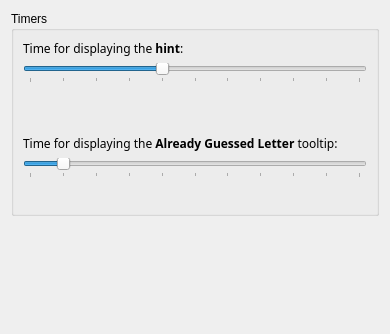
First picture: the form in src/timerui.ui, repository KDE/khangman, before the edit.
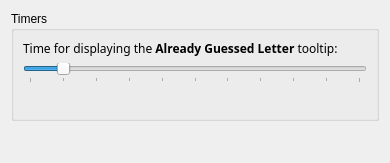
Second picture: the form after the edit.

Commit message: as a result of Polishing Day, fix the Hint display to be more intuitive: remove the setting in Config dialog and put "Show Hint" as an action.

Diff of the .ui file:
```diff
--- a/src/timerui.ui
+++ b/src/timerui.ui
@@ -6,7 +6,7 @@
     <x>0</x>
     <y>0</y>
     <width>390</width>
-    <height>334</height>
+    <height>163</height>
    </rect>
   </property>
   <layout class="QGridLayout" >
@@ -19,7 +19,7 @@
       <string>Timers</string>
      </property>
      <layout class="QGridLayout" >
-      <item row="1" column="0" >
+      <item row="0" column="0" >
        <layout class="QGridLayout" >
         <item row="2" column="1" >
          <widget class="QLabel" name="timeMissedLabel" >
@@ -75,78 +75,6 @@
         </item>
        </layout>
       </item>
-      <item row="0" column="0" >
-       <layout class="QGridLayout" >
-        <item row="1" column="0" colspan="2" >
-         <widget class="QSlider" name="kcfg_HintTimer" >
-          <property name="toolTip" >
-           <string>&lt;html>&lt;head>&lt;meta name="qrichtext" content="1" />&lt;/head>&lt;body style=" white-space: pre-wrap; font-family:Sans Serif; font-size:9pt; font-weight:400; font-style:normal; text-decoration:none;">&lt;p style=" margin-top:0px; margin-bottom:0px; margin-left:0px; margin-right:0px; -qt-block-indent:0; text-indent:0px;">Time during which the hint is displayed.&lt;/p>&lt;/body>&lt;/html></string>
-          </property>
-          <property name="whatsThis" >
-           <string>&lt;html>&lt;head>&lt;meta name="qrichtext" content="1" />&lt;/head>&lt;body style=" white-space: pre-wrap; font-family:Sans Serif; font-size:9pt; font-weight:400; font-style:normal; text-decoration:none;">&lt;p style=" margin-top:0px; margin-bottom:0px; margin-left:0px; margin-right:0px; -qt-block-indent:0; text-indent:0px;">You can set the time for displaying the hint tooltip. Default is four seconds but younger children might need longer time to be able to read the hint.&lt;/p>&lt;/body>&lt;/html></string>
-          </property>
-          <property name="maximum" >
-           <number>10</number>
-          </property>
-          <property name="value" >
-           <number>4</number>
-          </property>
-          <property name="orientation" >
-           <enum>Qt::Horizontal</enum>
-          </property>
-          <property name="tickPosition" >
-           <enum>QSlider::TicksBelow</enum>
-          </property>
-          <property name="tickInterval" >
-           <number>1</number>
-          </property>
-         </widget>
-        </item>
-        <item row="0" column="0" colspan="2" >
-         <widget class="QLabel" name="label" >
-          <property name="text" >
-           <string>&lt;html>&lt;head>&lt;meta name="qrichtext" content="1" />&lt;/head>&lt;body style=" white-space: pre-wrap; font-family:Sans Serif; font-size:9pt; font-weight:400; font-style:normal; text-decoration:none;">&lt;p style=" margin-top:0px; margin-bottom:0px; margin-left:0px; margin-right:0px; -qt-block-indent:0; text-indent:0px;">Time for displaying the &lt;span style=" font-weight:600;">hint&lt;/span>:&lt;/p>&lt;/body>&lt;/html></string>
-          </property>
-         </widget>
-        </item>
-        <item row="2" column="1" >
-         <widget class="QLabel" name="timeHintLabel" >
-          <property name="text" >
-           <string/>
-          </property>
-         </widget>
-        </item>
-        <item row="2" column="0" >
-         <spacer>
-          <property name="orientation" >
-           <enum>Qt::Horizontal</enum>
-          </property>
-          <property name="sizeHint" >
-           <size>
-            <width>40</width>
-            <height>20</height>
-           </size>
-          </property>
-         </spacer>
-        </item>
-        <item row="3" column="1" >
-         <spacer>
-          <property name="orientation" >
-           <enum>Qt::Vertical</enum>
-          </property>
-          <property name="sizeType" >
-           <enum>QSizePolicy::Fixed</enum>
-          </property>
-          <property name="sizeHint" >
-           <size>
-            <width>20</width>
-            <height>20</height>
-           </size>
-          </property>
-         </spacer>
-        </item>
-       </layout>
-      </item>
      </layout>
     </widget>
    </item>
```
The commit also changes 7 other files.
